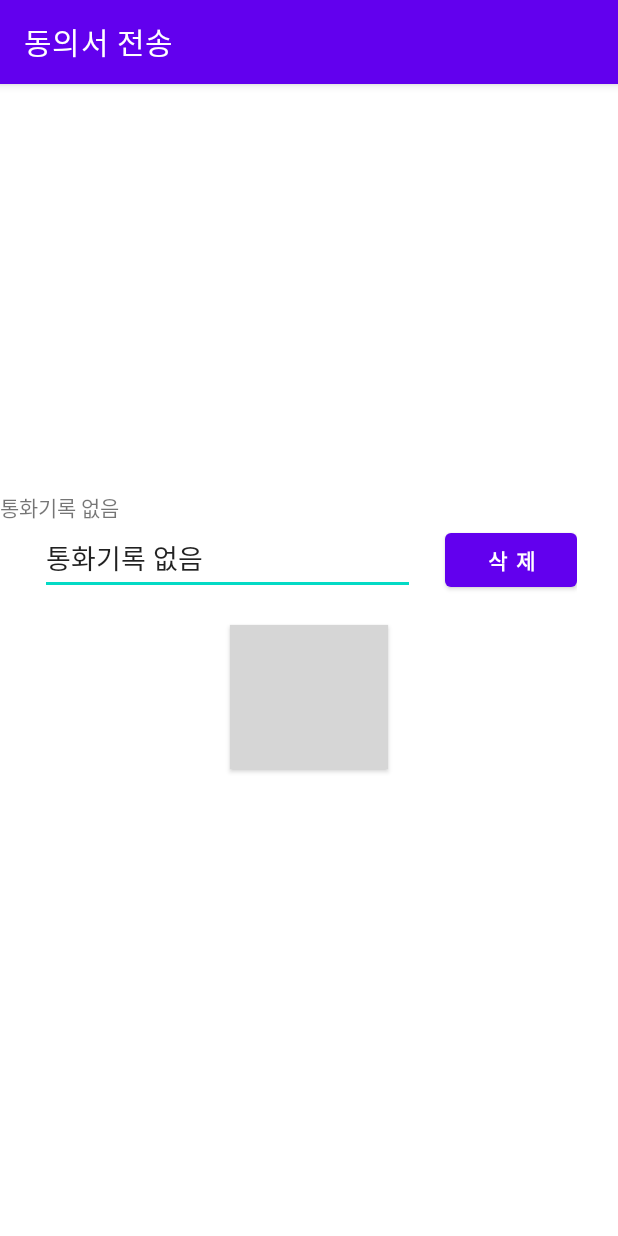
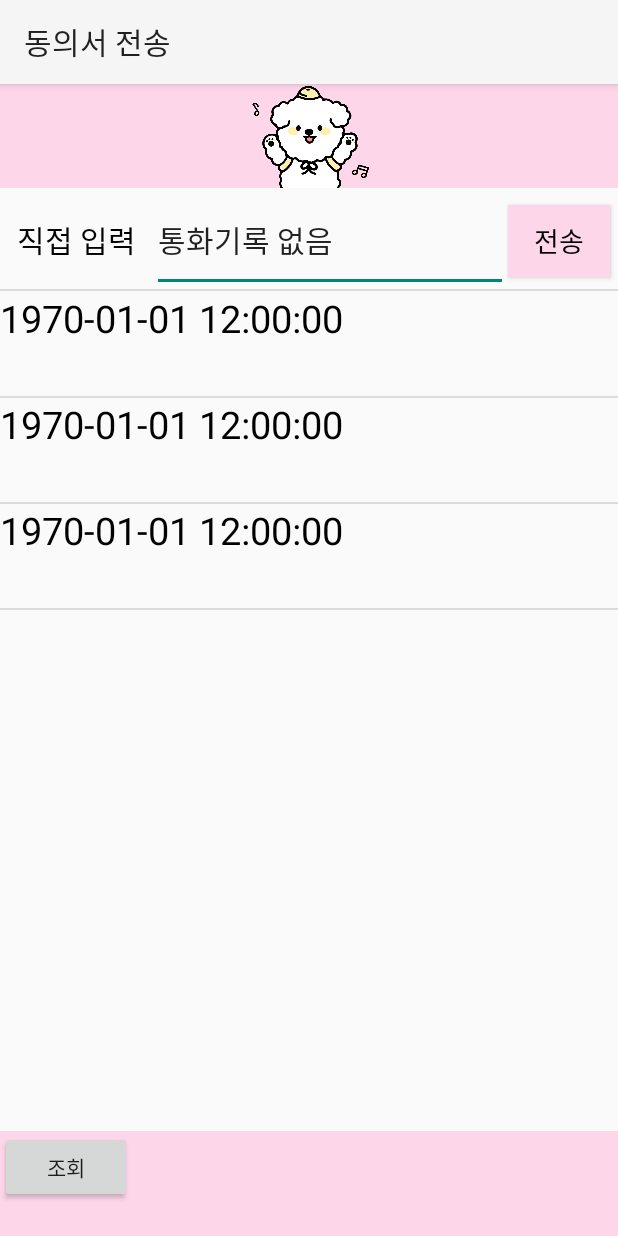
Before and after one commit to anchor0301/ding_android, an Android app: the screen it shows after launch (MainActivity), on a phone screen of 412 x 824 dp. Run offline under Robolectric (Android 15) with nearby library versions, the phone set to English and light mode, and no system bars; 7 statements that could not run were skipped; grey boxes are pictures that could not be loaded.

Commit message:
가영 개발자

```diff
--- a/app/src/main/java/com/example/myapplication/CallReceiver.java
+++ b/app/src/main/java/com/example/myapplication/CallReceiver.java
@@ -10,7 +10,6 @@ import android.telephony.TelephonyManager;
 import android.util.Log;
 
 import androidx.annotation.RequiresApi;
-
 
 //전화 중이면 전화를 받고 아니면 메세지
 public class CallReceiver extends BroadcastReceiver {//현재 전화가 오는지 받는지 끊는지 기본인지
--- a/app/src/main/java/com/example/myapplication/MainActivity.java
+++ b/app/src/main/java/com/example/myapplication/MainActivity.java
@@ -2,84 +2,245 @@ package com.example.myapplication;
 
 import androidx.appcompat.app.AppCompatActivity;
 import androidx.core.app.ActivityCompat;
-import androidx.swiperefreshlayout.widget.SwipeRefreshLayout;
 
 import android.Manifest;
-import android.content.Context;
+import android.app.AlertDialog;
+import android.content.DialogInterface;
 import android.database.Cursor;
 import android.os.Bundle;
 import android.provider.CallLog;
-import android.renderscript.ScriptGroup;
+import android.telephony.PhoneStateListener;
 import android.telephony.SmsManager;
-import android.text.Editable;
-import android.text.Selection;
+import android.telephony.TelephonyManager;
+import android.util.Log;
 import android.view.View;
-import android.view.inputmethod.InputMethodManager;
-import android.widget.Button;
+import android.widget.AdapterView;
 import android.widget.EditText;
+import android.widget.ListAdapter;
+import android.widget.ListView;
+import android.widget.SimpleAdapter;
 import android.widget.TextView;
 import android.widget.Toast;
+import androidx.swiperefreshlayout.widget.SwipeRefreshLayout;
 
 import java.text.SimpleDateFormat;
 import java.util.ArrayList;
 import java.util.Date;
-import java.util.List;
+import java.util.HashMap;
 
 public class MainActivity extends AppCompatActivity implements SwipeRefreshLayout.OnRefreshListener {
-    Button send_sms_button;
+
+    private static final String INFO = "정보";
+    private static final String PHONE = "전화번호";
+
+    ArrayList<HashMap<String, Object>> itemList;
+    ListView listView;
+    TextView textView;
     EditText input_phone_num;
     SwipeRefreshLayout swipeRefreshLayout;
-    Button remove;
-    TextView printCall;
 
-    int i=0;
     @Override
     protected void onCreate(Bundle savedInstanceState) {
         super.onCreate(savedInstanceState);
         setContentView(R.layout.activity_main);
+        //전화기록 불러올수 있게
         ActivityCompat.requestPermissions(this, new String[]{Manifest.permission.READ_CALL_LOG}, MODE_PRIVATE);
-        send_sms_button = (Button) findViewById(R.id.send_sms_button);
-        input_phone_num = (EditText) findViewById(R.id.input_phone_num);
-        remove = (Button) findViewById(R.id.remove);
-        printCall = (TextView) findViewById(R.id.printCall);
 
-        printCall.setText(getCalPrint());
+        //리스트 뷰에 넣을거
+        itemList = new ArrayList<HashMap<String, Object>>();
+        listView = findViewById(R.id.listView);
+        textView = findViewById(R.id.infomation);
+        input_phone_num = (EditText) findViewById(R.id.editText);
 
-        input_phone_num.setText(getCallHistory());
+        input_phone_num.setText(CallHistory());
+        listView.setOnItemClickListener(new AdapterView.OnItemClickListener() {//리스트 클릭 이벤트
+            @Override
+            public void onItemClick(AdapterView parent, View v, int position, long id) {
 
-        remove.setOnClickListener(new View.OnClickListener() {
-            @Override
-            public void onClick(View v) {
-                input_phone_num.requestFocus();
-                input_phone_num.setText("010-");
+                String phone = String.valueOf(itemList.get(position).get("전화번호"));//클릭한 리스트의 전화번호
 
-                Editable etext = input_phone_num.getText();
-                Selection.setSelection(etext, etext.length());
+                //알림창
+                AlertDialog.Builder ad = new AlertDialog.Builder(MainActivity.this);
+                ad.setTitle("메세지 전송");
+                ad.setMessage(phone + " 님께 메시지를 보내겠습니까?");
+                ad.setPositiveButton("전송", new DialogInterface.OnClickListener() {//전송버튼 클릭시 메시지 전송
+                    @Override
+                    public void onClick(DialogInterface dialogInterface, int i) {
+                        //메시지 전송 코드 작성
+                        String inputText2 = "위탁 이용 동의 안내서입니다.\n 아래 링크 들어가셔서 작성 부탁드립니다!";
+                        String inputText3 = "https://forms.gle/s5JEQbmjGLjkv7Br8";
 
-                InputMethodManager imm= (InputMethodManager) getSystemService(Context.INPUT_METHOD_SERVICE);
-                imm.showSoftInput(input_phone_num, InputMethodManager.SHOW_IMPLICIT);
 
-            }
-        });
-        send_sms_button.setOnClickListener(new View.OnClickListener() {
-            @Override
-            public void onClick(View view) {
-                String inputText = input_phone_num.getText().toString();
-                String inputText2 = "위탁 이용 동의 안내서입니다.\n 아래 링크 들어가셔서 작성 부탁드립니다!";
-                String inputText3 = "https://forms.gle/aYL14QNhzDZbpWABA";
-                if (inputText.length() > 0 && inputText2.length() > 0) {
-                    sendSMS(inputText, inputText2);
-                    sendSMS(inputText, inputText3);
-                    Toast.makeText(getBaseContext(), inputText + "\n" + inputText2, Toast.LENGTH_SHORT).show();
-                    Toast.makeText(getApplicationContext(), "전송 성공", Toast.LENGTH_SHORT).show();
-                } else
-                    Toast.makeText(getBaseContext(), "전화번호와 메시지를 입력해주세요.", Toast.LENGTH_SHORT).show();
+                        if (phone.length() > 0 && inputText2.length() > 0) {
+                            sendSMS(phone, inputText2);
+                            sendSMS(phone, inputText3);
+                            Toast.makeText(getBaseContext(), phone + "\n" + inputText2, Toast.LENGTH_SHORT).show();
+                            Toast.makeText(getApplicationContext(), "전송 성공", Toast.LENGTH_SHORT).show();
+                        } else
+                            Toast.makeText(getBaseContext(), "전화번호와 메시지를 입력해주세요.", Toast.LENGTH_SHORT).show();
+
+                    }
+                });
+                ad.setNegativeButton("취소", new DialogInterface.OnClickListener() {//전송 취소 버튼 클릭시 메시지 전송 취소
+                    @Override
+                    public void onClick(DialogInterface dialogInterface, int i) {
+
+                    }
+                });
+                ad.show();
             }
         });
 
+        getCallHistory();
 
         swipeRefreshLayout = findViewById(R.id.swipeLayout);
         swipeRefreshLayout.setOnRefreshListener(this);
+    }
+
+    private void sendSMS(String phoneNumber, String message) {
+
+        SmsManager sms = SmsManager.getDefault();
+        sms.sendTextMessage(phoneNumber, null, message, null, null);
+    }
+
+    public void messageSend(View view) {//직접 전화번호 작성해서 전송 버튼 클릭시 이벤트
+        EditText editText = findViewById(R.id.editText);
+        String phone = editText.getText().toString();
+
+        if (phone == null || phone.equals("")) {
+            Toast.makeText(getApplicationContext(), "잘못된 입력입니다.", Toast.LENGTH_SHORT).show();
+        } else {
+            AlertDialog.Builder ad = new AlertDialog.Builder(MainActivity.this);
+            ad.setTitle("메세지 전송");
+            ad.setMessage(phone + " 님께 메시지를 보내겠습니까?");
+            ad.setPositiveButton("전송", new DialogInterface.OnClickListener() {
+                @Override
+                public void onClick(DialogInterface dialogInterface, int i) {
+
+                }
+            });
+            ad.setNegativeButton("취소", new DialogInterface.OnClickListener() {
+                @Override
+                public void onClick(DialogInterface dialogInterface, int i) {
+
+                }
+            });
+            ad.show();
+        }
+
+
+    }
+
+    public void btnClick(View view) {//통화기록 조회 버튼 클릭
+        getCallHistory();
+    }
+
+    public void getCallHistory() {//통화기록 조회
+        String[] callSet = new String[]{CallLog.Calls.DATE, CallLog.Calls.TYPE, CallLog.Calls.NUMBER, CallLog.Calls.DURATION};
+        Cursor c = getContentResolver().query(CallLog.Calls.CONTENT_URI, callSet, null, null, null);
+
+        if (c.getCount() == 0) {//통화기록 없을 시
+            Toast.makeText(MainActivity.this, "통화 기록이 없습니다.", Toast.LENGTH_SHORT).show();
+
+        } else if (c.getCount() == 1) {//통화기록 1개
+            c.moveToFirst();
+            String timeLog1 = timeLog(c);
+            String phoneLog1 = phoneLog(c);
+
+            itemList.clear();
+            addItemList(timeLog1, phoneLog1);
+
+            makeListAdapter();
+
+        } else if (c.getCount() == 2) {//통화기록 2개
+
+            c.moveToFirst();
+            itemList.clear();
+
+            for (int i = 0; i < 2; i++) {
+                String timeLog = timeLog(c);
+                String phoneLog = phoneLog(c);
+                addItemList(timeLog, phoneLog);
+                c.moveToNext();
+            }
+
+            makeListAdapter();
+
+        } else {//그외
+            c.moveToLast();
+            itemList.clear();
+
+            for (int i = 0; i < 3; i++) {
+                String timeLog = timeLog(c);
+                String phoneLog = phoneLog(c);
+                addItemList(timeLog, phoneLog);
+                c.moveToPrevious();
+            }
+
+            makeListAdapter();
+
+        }
+
+    }
+
+    public String timeLog(Cursor c) {//전화 시간 로그
+
+        StringBuffer callBuff = new StringBuffer();
+
+        //시간
+        long callDate = c.getLong(0);
+        SimpleDateFormat datePattern = new SimpleDateFormat("yyyy-MM-dd hh:mm:ss");
+        String date_str = datePattern.format(new Date(callDate));
+        callBuff.append(date_str);
+
+        return callBuff.toString();
+    }
+
+    public String phoneLog(Cursor c) {//전화번호 로그
+        return c.getString(2);
+    }
+
+    public void addItemList(String timeLog, String phoneLog) {//리스트에 아이템 추가
+
+        HashMap<String, Object> p = new HashMap<>();
+        p.put(INFO, timeLog);
+        p.put(PHONE, phoneLog);
+
+        itemList.add(p);
+    }
+
+    public void makeListAdapter() {//리스트뷰 어댑터
+
+        //리스트 어뎁터
+        ListAdapter adapter = new SimpleAdapter(
+                MainActivity.this, itemList, R.layout.list,
+                new String[]{INFO, PHONE},
+                new int[]{R.id.infomation, R.id.phone}
+        );
+
+        listView.setAdapter(adapter);
+    }
+
+
+    public String CallHistory() {
+        String[] callSet = new String[]{CallLog.Calls.DATE, CallLog.Calls.TYPE, CallLog.Calls.NUMBER, CallLog.Calls.DURATION};
+        Cursor c = getContentResolver().query(CallLog.Calls.CONTENT_URI, callSet, null, null, null);
+
+        if (c == null) {
+            return "통화기록 없음";
+        }
+        StringBuffer callBuff = new StringBuffer();
+        c.moveToFirst();
+        callBuff.append(c.getString(2));
+
+        c.close();
+        return callBuff.toString();
+    }
+
+    // 당겨서 새로고침 했을 때 뷰 변경 메서드
+    public void updateLayoutView() {
+        input_phone_num.setText(CallHistory());
+        getCallHistory();
 
     }
 
@@ -94,64 +255,4 @@ public class MainActivity extends AppCompatActivity implements SwipeRefreshLayou
 
     }
 
-    // 당겨서 새로고침 했을 때 뷰 변경 메서드
-    public void updateLayoutView() {
-        i=0;
-        input_phone_num.setText(getCallHistory());
-        printCall.setText(getCalPrint());
-    }
-
-    private void sendSMS(String phoneNumber, String message) {
-
-        SmsManager sms = SmsManager.getDefault();
-        sms.sendTextMessage(phoneNumber, null, message, null, null);
-    }
-
-    public String getCallHistory() {
-        String[] callSet = new String[]{CallLog.Calls.DATE, CallLog.Calls.TYPE, CallLog.Calls.NUMBER, CallLog.Calls.DURATION};
-        Cursor c = getContentResolver().query(CallLog.Calls.CONTENT_URI, callSet, null, null, null);
-
-        if (c == null) {
-            return "통화기록 없음";
-        }
-        StringBuffer callBuff = new StringBuffer();
-        c.moveToFirst();
-        callBuff.append(c.getString(2));
-
-        c.close();
-        return callBuff.toString();
-    }
-
-    public String getCalPrint(){
-        String[] callSet = new String[] { CallLog.Calls.DATE, CallLog.Calls.TYPE, CallLog.Calls.NUMBER, CallLog.Calls.DURATION };
-        Cursor c = getContentResolver().query(CallLog.Calls.CONTENT_URI, callSet, null, null, null);
-        System.out.println(c);
-        if ( c == null)
-        {
-            return "통화기록 없음";
-        }
-        StringBuffer callBuff = new StringBuffer();
-        callBuff.append("\n         날짜         :    구분   :   전화번호   :  통화시간\n\n");
-        c.moveToFirst();
-
-        do{
-            i++;
-            long callDate = c.getLong(0);
-            SimpleDateFormat datePattern = new SimpleDateFormat("MM-dd / HH:MM");
-            String date_str = datePattern.format(new Date(callDate));
-            callBuff.append(date_str + " - ");
-            if (c.getInt(1) == CallLog.Calls.INCOMING_TYPE)
-            {
-                callBuff.append("착신 : ");
-            }
-            else
-            {
-                callBuff.append("발신 : ");
-            }
-            callBuff.append(c.getString(2)+ " : ");
-            callBuff.append(c.getString(3)+ "초\n\n");
-        } while (c.moveToNext()  && i<=5 );
-        c.close();
-        return callBuff.toString();
-    }
 }
--- /dev/null
+++ b/app/src/main/res/drawable-v24/border_down.xml
@@ -0,0 +1,13 @@
+<?xml version="1.0" encoding="utf-8"?>
+<layer-list xmlns:android="http://schemas.android.com/apk/res/android">
+    <item android:bottom="1dp"
+        android:left="-2dp"
+        android:right="-2dp"
+        android:top="-2dp">
+        <shape android:shape="rectangle">
+            <stroke android:width="1dp"
+                android:color="#dcdcdc"/>
+
+        </shape>
+    </item>
+</layer-list>
--- a/app/src/main/res/layout/activity_call_receiver.xml
+++ b/app/src/main/res/layout/activity_call_receiver.xml
@@ -1,5 +1,6 @@
 <?xml version="1.0" encoding="utf-8"?>
-<androidx.constraintlayout.widget.ConstraintLayout xmlns:android="http://schemas.android.com/apk/res/android"
+<androidx.constraintlayout.widget.ConstraintLayout
+    xmlns:android="http://schemas.android.com/apk/res/android"
     xmlns:app="http://schemas.android.com/apk/res-auto"
     xmlns:tools="http://schemas.android.com/tools"
     android:layout_width="match_parent"
--- a/app/src/main/res/layout/activity_main.xml
+++ b/app/src/main/res/layout/activity_main.xml
@@ -8,55 +8,88 @@
     android:id="@+id/swipeLayout"
     tools:context=".MainActivity">
 
-
     <LinearLayout
         android:layout_width="match_parent"
         android:layout_height="wrap_content"
         android:orientation="vertical"
         android:gravity="center">
 
-        <TextView
-            android:id="@+id/printCall"
-            android:layout_width="match_parent"
-            android:layout_height="wrap_content"/>
-        <LinearLayout
-            android:layout_width="wrap_content"
-            android:layout_height="wrap_content">
 
 
-            <EditText
-                android:id="@+id/input_phone_num"
-                android:layout_width="250sp"
-                android:hint="전화번호를 입력하세요"
-                android:inputType="number"
+    <LinearLayout
+        android:layout_width="match_parent"
+        android:layout_height="0dp"
+        android:layout_weight="1"
+        android:orientation="horizontal"
+        android:background="@color/pink">
 
-                android:layout_height="wrap_content" />
+        <ImageView
+            android:layout_width="match_parent"
+            android:layout_height="match_parent"
+            android:src="@drawable/dog2"/>
+    </LinearLayout>
 
-            <Button
-                android:id="@+id/remove"
-                android:layout_marginLeft="20sp"
-                android:layout_width="wrap_content"
-                android:layout_height="wrap_content"
-                android:text="삭 제"
-                android:textStyle="bold" />
-        </LinearLayout>
+    <LinearLayout
+        android:layout_width="match_parent"
+        android:layout_height="0dp"
+        android:layout_weight="1"
+        android:background="@drawable/border_down"
+        android:orientation="horizontal">
+        <TextView
+            android:layout_width="0dp"
+            android:layout_height="match_parent"
+            android:layout_weight="3"
+            android:text="직접 입력"
+            android:textColor="@color/black"
+            android:textSize="20dp"
+            android:gravity="center"/>
+        <EditText
+            android:id="@+id/editText"
+            android:layout_width="0dp"
+            android:layout_height="match_parent"
+            android:layout_weight="7"
+            android:textSize="20dp"
+            android:inputType="number"/>
 
+        <android.widget.Button
+            android:layout_width="0dp"
+            android:layout_height="wrap_content"
+            android:layout_weight="2"
+            android:layout_marginRight="5dp"
+            android:background="@color/pink"
+            android:text="전송"
+            android:textSize="18dp"
+            android:textColor="@color/black"
+            android:onClick="messageSend"/>
+    </LinearLayout>
+
+
+    <LinearLayout
+        android:layout_width="match_parent"
+        android:layout_height="0dp"
+        android:layout_weight="8">
+
+        <ListView
+            android:id="@+id/listView"
+            android:layout_width="match_parent"
+            android:layout_height="match_parent" />
+
+    </LinearLayout>
+
+    <LinearLayout
+        android:layout_width="match_parent"
+        android:layout_height="0dp"
+        android:layout_weight="1"
+        android:background="@color/pink">
 
 
         <Button
-
-            android:id="@+id/send_sms_button"
-            android:layout_gravity="center"
             android:layout_width="wrap_content"
             android:layout_height="wrap_content"
-            android:layout_marginTop="20dp"
-            android:layout_marginBottom="40dp"
-            android:background="@drawable/button_round"
-            android:text="동의서 전송"
-            android:textStyle="bold"
-            app:layout_constraintEnd_toEndOf="@+id/input_phone_num"
-            app:layout_constraintStart_toStartOf="@+id/input_phone_num"
-            app:layout_constraintTop_toBottomOf="@+id/input_phone_num" />
+            android:text="조회"
+            android:onClick="btnClick"/>
+    </LinearLayout>
+
 
     </LinearLayout>
 
--- /dev/null
+++ b/app/src/main/res/layout/list.xml
@@ -0,0 +1,20 @@
+<?xml version="1.0" encoding="utf-8"?>
+<LinearLayout xmlns:android="http://schemas.android.com/apk/res/android"
+    android:layout_width="match_parent"
+    android:layout_height="match_parent"
+    android:orientation="vertical">
+
+    <TextView
+        android:id="@+id/infomation"
+        android:layout_width="match_parent"
+        android:layout_height="wrap_content"
+        android:textSize="25dp"
+        android:textColor="@color/black"/>
+    <TextView
+        android:id="@+id/phone"
+        android:layout_width="match_parent"
+        android:layout_height="wrap_content"
+        android:textSize="25dp"
+        android:textColor="@color/black"/>
+
+</LinearLayout>
--- a/app/src/main/res/values-night/themes.xml
+++ /dev/null
@@ -1,16 +0,0 @@
-<resources xmlns:tools="http://schemas.android.com/tools">
-    <!-- Base application theme. -->
-    <style name="Theme.MyApplication" parent="Theme.MaterialComponents.DayNight.DarkActionBar">
-        <!-- Primary brand color. -->
-        <item name="colorPrimary">@color/purple_200</item>
-        <item name="colorPrimaryVariant">@color/purple_700</item>
-        <item name="colorOnPrimary">@color/black</item>
-        <!-- Secondary brand color. -->
-        <item name="colorSecondary">@color/teal_200</item>
-        <item name="colorSecondaryVariant">@color/teal_200</item>
-        <item name="colorOnSecondary">@color/black</item>
-        <!-- Status bar color. -->
-        <item name="android:statusBarColor" tools:targetApi="l">?attr/colorPrimaryVariant</item>
-        <!-- Customize your theme here. -->
-    </style>
-</resources>
--- a/app/src/main/res/values/colors.xml
+++ b/app/src/main/res/values/colors.xml
@@ -7,4 +7,6 @@
     <color name="teal_700">#FF018786</color>
     <color name="black">#FF000000</color>
     <color name="white">#FFFFFFFF</color>
+    <color name="pink">#FED6EA</color>
+    <color name="gray">#C3C3C3</color>
 </resources>
```
Also changed, not shown: app/src/main/java/com/example/myapplication/SplashActivity.java (added, +36 -0 lines), app/src/main/res/layout/activity_splash.xml (added, +12 -0 lines), app/src/main/res/values/themes.xml (+10 -1 lines), app/src/main/res/drawable-v24/dog.png (added), app/src/main/res/drawable-v24/dog2.png (added), app/src/main/res/drawable-v24/home.png (added), app/src/main/res/drawable-v24/message.png (added), app/src/main/res/drawable-v24/send.png (added), app/src/main/res/drawable-v24/setting.png (added).
